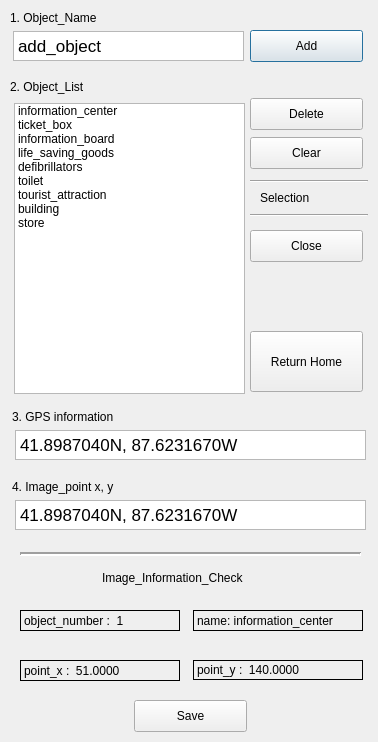
The window that secondwindow.ui (lhseop0710/SkyViewerSolution) describes before a commit, drawn with Qt 5.
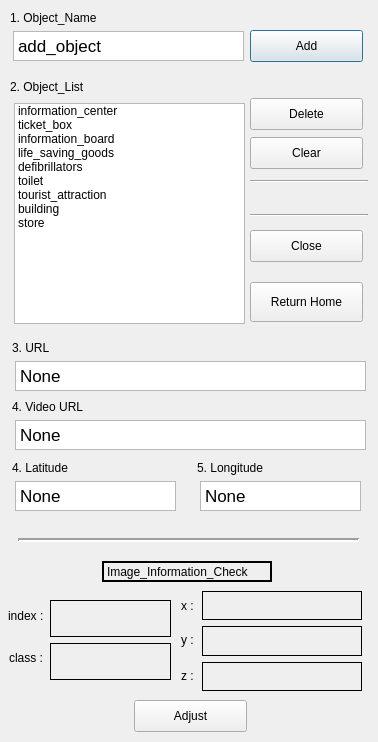
The same window after the commit.

```diff
--- a/secondwindow.ui
+++ b/secondwindow.ui
@@ -49,7 +49,7 @@
      <x>14</x>
      <y>103</y>
      <width>231</width>
-     <height>291</height>
+     <height>221</height>
     </rect>
    </property>
    <property name="dragEnabled">
@@ -159,19 +159,6 @@
     <string>2. Object_List</string>
    </property>
   </widget>
-  <widget class="QLabel" name="item_label">
-   <property name="geometry">
-    <rect>
-     <x>260</x>
-     <y>190</y>
-     <width>60</width>
-     <height>16</height>
-    </rect>
-   </property>
-   <property name="text">
-    <string>Selection</string>
-   </property>
-  </widget>
   <widget class="Line" name="line">
    <property name="geometry">
     <rect>
@@ -208,7 +195,7 @@
     </rect>
    </property>
    <property name="text">
-    <string>Save</string>
+    <string>Adjust</string>
    </property>
   </widget>
   <widget class="QPushButton" name="close_btn">
@@ -228,9 +215,9 @@
    <property name="geometry">
     <rect>
      <x>250</x>
-     <y>331</y>
+     <y>282</y>
      <width>113</width>
-     <height>61</height>
+     <height>40</height>
     </rect>
    </property>
    <property name="text">
@@ -241,20 +228,20 @@
    <property name="geometry">
     <rect>
      <x>12</x>
-     <y>409</y>
+     <y>340</y>
      <width>141</width>
      <height>16</height>
     </rect>
    </property>
    <property name="text">
-    <string>3. GPS information</string>
+    <string>3. URL</string>
    </property>
   </widget>
   <widget class="QTextEdit" name="Object_name_textEdit_2">
    <property name="geometry">
     <rect>
      <x>15</x>
-     <y>430</y>
+     <y>361</y>
      <width>351</width>
      <height>30</height>
     </rect>
@@ -264,28 +251,28 @@
 &lt;html&gt;&lt;head&gt;&lt;meta name=&quot;qrichtext&quot; content=&quot;1&quot; /&gt;&lt;style type=&quot;text/css&quot;&gt;
 p, li { white-space: pre-wrap; }
 &lt;/style&gt;&lt;/head&gt;&lt;body style=&quot; font-family:'.AppleSystemUIFont'; font-size:13pt; font-weight:400; font-style:normal;&quot;&gt;
-&lt;p style=&quot; margin-top:0px; margin-bottom:0px; margin-left:0px; margin-right:0px; -qt-block-indent:0; text-indent:0px;&quot;&gt;41.8987040N, 87.6231670W&lt;/p&gt;&lt;/body&gt;&lt;/html&gt;</string>
+&lt;p style=&quot; margin-top:0px; margin-bottom:0px; margin-left:0px; margin-right:0px; -qt-block-indent:0; text-indent:0px;&quot;&gt;None&lt;/p&gt;&lt;/body&gt;&lt;/html&gt;</string>
    </property>
   </widget>
   <widget class="QLabel" name="label_4">
    <property name="geometry">
     <rect>
      <x>12</x>
-     <y>479</y>
-     <width>141</width>
+     <y>460</y>
+     <width>81</width>
      <height>16</height>
     </rect>
    </property>
    <property name="text">
-    <string>4. Image_point x, y</string>
+    <string>4. Latitude</string>
    </property>
   </widget>
   <widget class="QTextEdit" name="Object_name_textEdit_3">
    <property name="geometry">
     <rect>
      <x>15</x>
-     <y>500</y>
-     <width>351</width>
+     <y>481</y>
+     <width>161</width>
      <height>30</height>
     </rect>
    </property>
@@ -294,91 +281,36 @@
 &lt;html&gt;&lt;head&gt;&lt;meta name=&quot;qrichtext&quot; content=&quot;1&quot; /&gt;&lt;style type=&quot;text/css&quot;&gt;
 p, li { white-space: pre-wrap; }
 &lt;/style&gt;&lt;/head&gt;&lt;body style=&quot; font-family:'.AppleSystemUIFont'; font-size:13pt; font-weight:400; font-style:normal;&quot;&gt;
-&lt;p style=&quot; margin-top:0px; margin-bottom:0px; margin-left:0px; margin-right:0px; -qt-block-indent:0; text-indent:0px;&quot;&gt;41.8987040N, 87.6231670W&lt;/p&gt;&lt;/body&gt;&lt;/html&gt;</string>
-   </property>
-  </widget>
-  <widget class="QLabel" name="item_label_2">
-   <property name="geometry">
-    <rect>
-     <x>20</x>
-     <y>660</y>
-     <width>160</width>
-     <height>21</height>
-    </rect>
-   </property>
-   <property name="frameShape">
-    <enum>QFrame::Box</enum>
-   </property>
-   <property name="text">
-    <string>point_x :  51.0000</string>
-   </property>
-  </widget>
-  <widget class="QLabel" name="item_label_3">
-   <property name="geometry">
-    <rect>
-     <x>193</x>
-     <y>660</y>
-     <width>170</width>
-     <height>20</height>
-    </rect>
-   </property>
-   <property name="frameShape">
-    <enum>QFrame::Box</enum>
-   </property>
-   <property name="text">
-    <string>point_y :  140.0000</string>
+&lt;p style=&quot; margin-top:0px; margin-bottom:0px; margin-left:0px; margin-right:0px; -qt-block-indent:0; text-indent:0px;&quot;&gt;None&lt;/p&gt;&lt;/body&gt;&lt;/html&gt;</string>
    </property>
   </widget>
   <widget class="QLabel" name="label_5">
    <property name="geometry">
     <rect>
      <x>102</x>
-     <y>570</y>
+     <y>561</y>
      <width>170</width>
-     <height>16</height>
+     <height>21</height>
     </rect>
    </property>
+   <property name="frameShape">
+    <enum>QFrame::WinPanel</enum>
+   </property>
+   <property name="lineWidth">
+    <number>5</number>
+   </property>
+   <property name="midLineWidth">
+    <number>1</number>
+   </property>
    <property name="text">
     <string>Image_Information_Check</string>
    </property>
   </widget>
-  <widget class="QLabel" name="item_label_4">
-   <property name="geometry">
-    <rect>
-     <x>20</x>
-     <y>610</y>
-     <width>160</width>
-     <height>21</height>
-    </rect>
-   </property>
-   <property name="frameShape">
-    <enum>QFrame::Box</enum>
-   </property>
-   <property name="text">
-    <string>object_number :  1</string>
-   </property>
-  </widget>
-  <widget class="QLabel" name="item_label_5">
-   <property name="geometry">
-    <rect>
-     <x>193</x>
-     <y>610</y>
-     <width>170</width>
-     <height>21</height>
-    </rect>
-   </property>
-   <property name="frameShape">
-    <enum>QFrame::Box</enum>
-   </property>
-   <property name="text">
-    <string>name: information_center</string>
-   </property>
-  </widget>
   <widget class="Line" name="line_3">
    <property name="geometry">
     <rect>
-     <x>20</x>
-     <y>546</y>
+     <x>18</x>
+     <y>532</y>
      <width>341</width>
      <height>16</height>
     </rect>
@@ -390,6 +322,205 @@
     <enum>Qt::Horizontal</enum>
    </property>
   </widget>
+  <widget class="QLabel" name="label_6">
+   <property name="geometry">
+    <rect>
+     <x>9</x>
+     <y>650</y>
+     <width>40</width>
+     <height>16</height>
+    </rect>
+   </property>
+   <property name="text">
+    <string>class :</string>
+   </property>
+  </widget>
+  <widget class="QLabel" name="label_7">
+   <property name="geometry">
+    <rect>
+     <x>8</x>
+     <y>608</y>
+     <width>40</width>
+     <height>16</height>
+    </rect>
+   </property>
+   <property name="text">
+    <string>index :</string>
+   </property>
+  </widget>
+  <widget class="QLabel" name="label_8">
+   <property name="geometry">
+    <rect>
+     <x>197</x>
+     <y>460</y>
+     <width>81</width>
+     <height>16</height>
+    </rect>
+   </property>
+   <property name="text">
+    <string>5. Longitude</string>
+   </property>
+  </widget>
+  <widget class="QTextEdit" name="longitude_txt_edit">
+   <property name="geometry">
+    <rect>
+     <x>200</x>
+     <y>481</y>
+     <width>161</width>
+     <height>30</height>
+    </rect>
+   </property>
+   <property name="html">
+    <string>&lt;!DOCTYPE HTML PUBLIC &quot;-//W3C//DTD HTML 4.0//EN&quot; &quot;http://www.w3.org/TR/REC-html40/strict.dtd&quot;&gt;
+&lt;html&gt;&lt;head&gt;&lt;meta name=&quot;qrichtext&quot; content=&quot;1&quot; /&gt;&lt;style type=&quot;text/css&quot;&gt;
+p, li { white-space: pre-wrap; }
+&lt;/style&gt;&lt;/head&gt;&lt;body style=&quot; font-family:'.AppleSystemUIFont'; font-size:13pt; font-weight:400; font-style:normal;&quot;&gt;
+&lt;p style=&quot; margin-top:0px; margin-bottom:0px; margin-left:0px; margin-right:0px; -qt-block-indent:0; text-indent:0px;&quot;&gt;None&lt;/p&gt;&lt;/body&gt;&lt;/html&gt;</string>
+   </property>
+  </widget>
+  <widget class="QWidget" name="verticalLayoutWidget">
+   <property name="geometry">
+    <rect>
+     <x>50</x>
+     <y>600</y>
+     <width>121</width>
+     <height>80</height>
+    </rect>
+   </property>
+   <layout class="QVBoxLayout" name="verticalLayout">
+    <item>
+     <widget class="QLabel" name="index_label">
+      <property name="frameShape">
+       <enum>QFrame::Box</enum>
+      </property>
+      <property name="text">
+       <string/>
+      </property>
+     </widget>
+    </item>
+    <item>
+     <widget class="QLabel" name="item_label">
+      <property name="frameShape">
+       <enum>QFrame::Box</enum>
+      </property>
+      <property name="text">
+       <string/>
+      </property>
+     </widget>
+    </item>
+   </layout>
+  </widget>
+  <widget class="QWidget" name="verticalLayoutWidget_2">
+   <property name="geometry">
+    <rect>
+     <x>202</x>
+     <y>591</y>
+     <width>160</width>
+     <height>100</height>
+    </rect>
+   </property>
+   <layout class="QVBoxLayout" name="verticalLayout_2">
+    <item>
+     <widget class="QLabel" name="point_x_label">
+      <property name="frameShape">
+       <enum>QFrame::Box</enum>
+      </property>
+      <property name="text">
+       <string/>
+      </property>
+     </widget>
+    </item>
+    <item>
+     <widget class="QLabel" name="point_y_label">
+      <property name="frameShape">
+       <enum>QFrame::Box</enum>
+      </property>
+      <property name="text">
+       <string/>
+      </property>
+     </widget>
+    </item>
+    <item>
+     <widget class="QLabel" name="point_z_label">
+      <property name="frameShape">
+       <enum>QFrame::Box</enum>
+      </property>
+      <property name="text">
+       <string/>
+      </property>
+     </widget>
+    </item>
+   </layout>
+  </widget>
+  <widget class="QLabel" name="label_9">
+   <property name="geometry">
+    <rect>
+     <x>181</x>
+     <y>596</y>
+     <width>20</width>
+     <height>20</height>
+    </rect>
+   </property>
+   <property name="text">
+    <string>x :</string>
+   </property>
+  </widget>
+  <widget class="QLabel" name="label_10">
+   <property name="geometry">
+    <rect>
+     <x>181</x>
+     <y>630</y>
+     <width>20</width>
+     <height>20</height>
+    </rect>
+   </property>
+   <property name="text">
+    <string>y :</string>
+   </property>
+  </widget>
+  <widget class="QLabel" name="label_11">
+   <property name="geometry">
+    <rect>
+     <x>181</x>
+     <y>666</y>
+     <width>20</width>
+     <height>20</height>
+    </rect>
+   </property>
+   <property name="text">
+    <string>z :</string>
+   </property>
+  </widget>
+  <widget class="QLabel" name="label_12">
+   <property name="geometry">
+    <rect>
+     <x>12</x>
+     <y>399</y>
+     <width>141</width>
+     <height>16</height>
+    </rect>
+   </property>
+   <property name="text">
+    <string>4. Video URL</string>
+   </property>
+  </widget>
+  <widget class="QTextEdit" name="video_url_txt_edit">
+   <property name="geometry">
+    <rect>
+     <x>15</x>
+     <y>420</y>
+     <width>351</width>
+     <height>30</height>
+    </rect>
+   </property>
+   <property name="html">
+    <string>&lt;!DOCTYPE HTML PUBLIC &quot;-//W3C//DTD HTML 4.0//EN&quot; &quot;http://www.w3.org/TR/REC-html40/strict.dtd&quot;&gt;
+&lt;html&gt;&lt;head&gt;&lt;meta name=&quot;qrichtext&quot; content=&quot;1&quot; /&gt;&lt;style type=&quot;text/css&quot;&gt;
+p, li { white-space: pre-wrap; }
+&lt;/style&gt;&lt;/head&gt;&lt;body style=&quot; font-family:'.AppleSystemUIFont'; font-size:13pt; font-weight:400; font-style:normal;&quot;&gt;
+&lt;p style=&quot; margin-top:0px; margin-bottom:0px; margin-left:0px; margin-right:0px; -qt-block-indent:0; text-indent:0px;&quot;&gt;None&lt;/p&gt;&lt;/body&gt;&lt;/html&gt;</string>
+   </property>
+  </widget>
  </widget>
  <resources/>
  <connections/>
```
Left out of the diff: 8 changed lines with no effect on the pictures.
